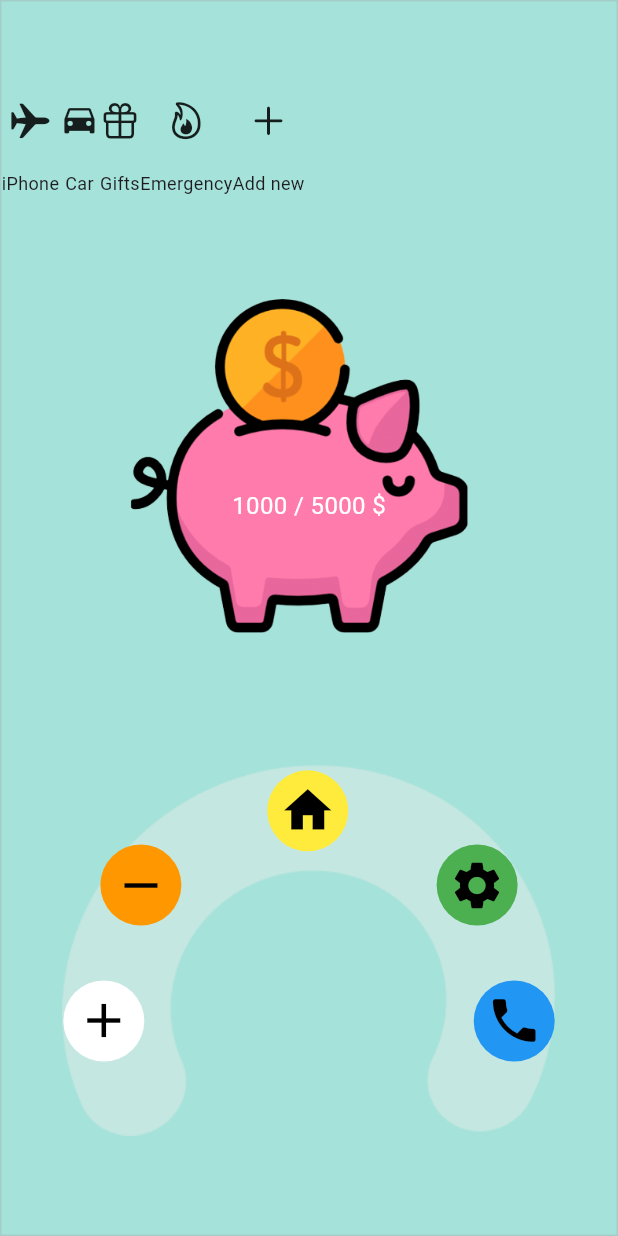
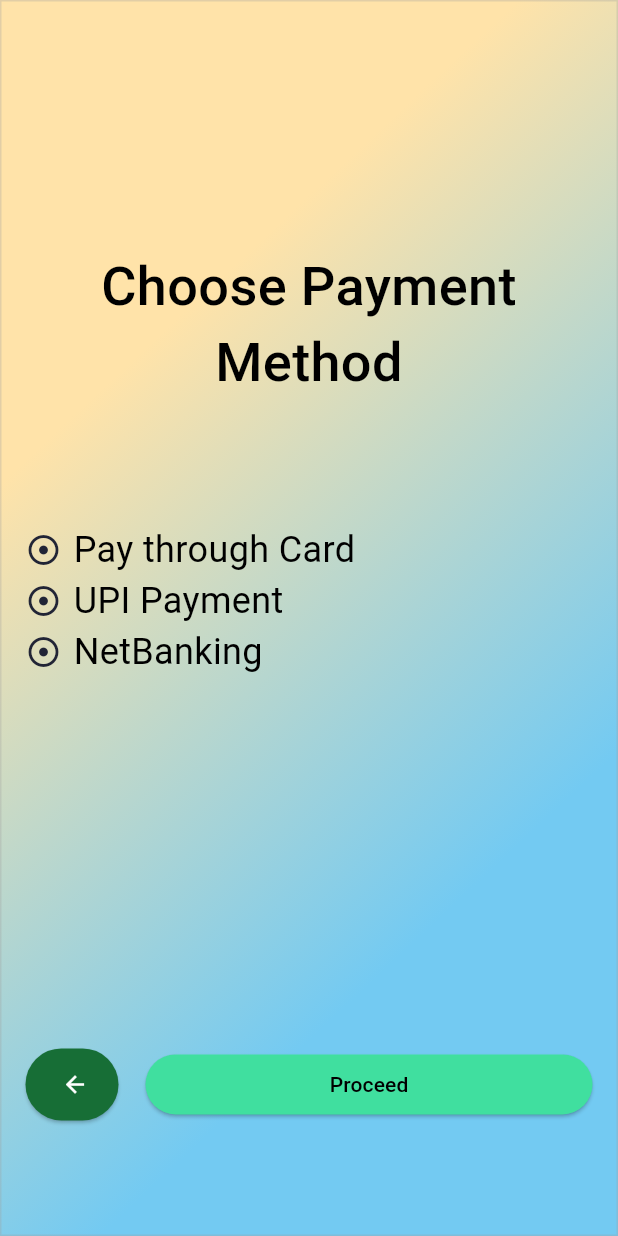
Before and after one commit to pepo-app/pepo, a Flutter app: the HomeScreen screen opened by its route, after a tap on the "add" icon, on a phone screen of 412 x 824 dp. Run offline on Flutter 3.47's test engine with Material 2 defaults, Android fonts, the phone set to English and light mode, and no system bars; our stand-ins replace flutter_secure_storage, get; missing offline and left inert: flutter_custom_cards, flutter_shapes, soundpool; accounts and stored records are empty.

Commit message:
implement deposit screen

```diff
--- a/lib/main.dart
+++ b/lib/main.dart
@@ -3,6 +3,7 @@ import 'package:get/get.dart';
 import 'package:pepo/screens/add_piggy_bank.dart';
 import 'package:pepo/screens/auth/auth.dart';
 import 'package:pepo/screens/auth/login.dart';
+import 'package:pepo/screens/deposit_screen.dart';
 import 'package:pepo/screens/splash.dart';
 
 import 'screens/home.dart';
@@ -25,7 +26,8 @@ class MyApp extends StatelessWidget {
         GetPage(name: "/home", page: () => HomeScreen()),
         GetPage(name: "/auth", page: () => AuthScreen()),
         GetPage(name: "/auth/login", page: () => LoginScreen()),
-        GetPage(name: "/piggy/add", page: () => AddPiggyBankScreen())
+        GetPage(name: "/piggy/add", page: () => AddPiggyBankScreen()),
+        GetPage(name: "/deposit", page: () => DepositScreen()),
       ],
       theme: ThemeData(useMaterial3: true),
     );
--- /dev/null
+++ b/lib/screens/deposit_screen.dart
@@ -0,0 +1,163 @@
+import 'package:flutter/material.dart';
+import 'package:get/get.dart';
+
+class DepositScreen extends StatelessWidget {
+  @override
+  Widget build(BuildContext context) {
+    return Scaffold(
+      backgroundColor: Color(0xffffffff),
+      body: Container(
+        padding: EdgeInsets.all(16),
+        width: MediaQuery.of(context).size.width,
+        height: MediaQuery.of(context).size.height,
+        decoration: BoxDecoration(
+            shape: BoxShape.rectangle,
+            borderRadius: BorderRadius.zero,
+            border: Border.all(color: Color(0x4d9e9e9e), width: 1),
+            gradient: LinearGradient(
+              colors: [Color(0xFFFFE3A9), Color(0xFF73CAF2)],
+              transform: GradientRotation(120.2),
+            )),
+        child: Column(
+          mainAxisAlignment: MainAxisAlignment.start,
+          crossAxisAlignment: CrossAxisAlignment.stretch,
+          mainAxisSize: MainAxisSize.max,
+          children: [
+            SizedBox(
+              height: MediaQuery.of(context).size.height * 0.18,
+              width: 16,
+            ),
+            Text(
+              "Choose Payment Method",
+              textAlign: TextAlign.center,
+              overflow: TextOverflow.clip,
+              style: TextStyle(
+                fontWeight: FontWeight.w500,
+                fontStyle: FontStyle.normal,
+                fontSize: 36,
+                color: Color(0xff000000),
+              ),
+            ),
+            SizedBox(
+              height: MediaQuery.of(context).size.height * 0.1,
+              width: 16,
+            ),
+            Row(
+              mainAxisAlignment: MainAxisAlignment.start,
+              crossAxisAlignment: CrossAxisAlignment.center,
+              mainAxisSize: MainAxisSize.max,
+              children: [
+                Icon(
+                  Icons.adjust,
+                  color: Color(0xff212435),
+                  size: 24,
+                ),
+                const SizedBox(
+                  width: 8,
+                ),
+                Text(
+                  "Pay through Card",
+                  textAlign: TextAlign.start,
+                  overflow: TextOverflow.clip,
+                  style: TextStyle(
+                    fontWeight: FontWeight.w400,
+                    fontStyle: FontStyle.normal,
+                    fontSize: 24,
+                    color: Color(0xff000000),
+                  ),
+                ),
+              ],
+            ),
+            Row(
+              mainAxisAlignment: MainAxisAlignment.start,
+              crossAxisAlignment: CrossAxisAlignment.center,
+              mainAxisSize: MainAxisSize.max,
+              children: [
+                Icon(
+                  Icons.adjust,
+                  color: Color(0xff212435),
+                  size: 24,
+                ),
+                const SizedBox(
+                  width: 8,
+                ),
+                Text(
+                  "UPI Payment",
+                  textAlign: TextAlign.start,
+                  overflow: TextOverflow.clip,
+                  style: TextStyle(
+                    fontWeight: FontWeight.w400,
+                    fontStyle: FontStyle.normal,
+                    fontSize: 24,
+                    color: Color(0xff000000),
+                  ),
+                ),
+              ],
+            ),
+            Row(
+              mainAxisAlignment: MainAxisAlignment.start,
+              crossAxisAlignment: CrossAxisAlignment.center,
+              mainAxisSize: MainAxisSize.max,
+              children: [
+                Icon(
+                  Icons.adjust,
+                  color: Color(0xff212435),
+                  size: 24,
+                ),
+                const SizedBox(
+                  width: 8,
+                ),
+                Text(
+                  "NetBanking",
+                  textAlign: TextAlign.start,
+                  overflow: TextOverflow.clip,
+                  style: TextStyle(
+                    fontWeight: FontWeight.w400,
+                    fontStyle: FontStyle.normal,
+                    fontSize: 24,
+                    color: Color(0xff000000),
+                  ),
+                ),
+              ],
+            ),
+            SizedBox(
+              height: MediaQuery.of(context).size.height * 0.3,
+              width: 16,
+            ),
+            Row(
+              mainAxisAlignment: MainAxisAlignment.start,
+              crossAxisAlignment: CrossAxisAlignment.center,
+              mainAxisSize: MainAxisSize.max,
+              children: [
+                Container(
+                  height: 48,
+                  width: 80,
+                  padding: const EdgeInsets.only(right: 18),
+                  child: ElevatedButton(
+                      style: ButtonStyle(
+                          foregroundColor: MaterialStateProperty.all<Color>(
+                              const Color(0xffffffff)),
+                          backgroundColor: MaterialStateProperty.all<Color>(
+                              const Color(0xFF176e36))),
+                      onPressed: () => Get.back(),
+                      child: const Icon(Icons.arrow_back_sharp)),
+                ),
+                Expanded(
+                  flex: 1,
+                  child: ElevatedButton(
+                      style: ButtonStyle(
+                          foregroundColor:
+                              MaterialStateProperty.all<Color>(Colors.black),
+                          backgroundColor: MaterialStateProperty.all<Color>(
+                              const Color(0xFF40DF9F))),
+                      onPressed: () => Get.offAllNamed("/home"),
+                      child: const Text("Proceed")),
+                ),
+              ],
+            ),
+          ],
+        ),
+      ),
+    );
+  }
+}
--- a/lib/screens/home.dart
+++ b/lib/screens/home.dart
@@ -91,7 +91,7 @@ class HomeScreen extends StatelessWidget {
                   child: IconButton(
                       iconSize: 38,
                       icon: const Icon(Icons.add),
-                      onPressed: () {},
+                      onPressed: () => Get.toNamed("/deposit"),
                       style: IconButton.styleFrom(
                         foregroundColor: Colors.black,
                         backgroundColor: Colors.white,
```
